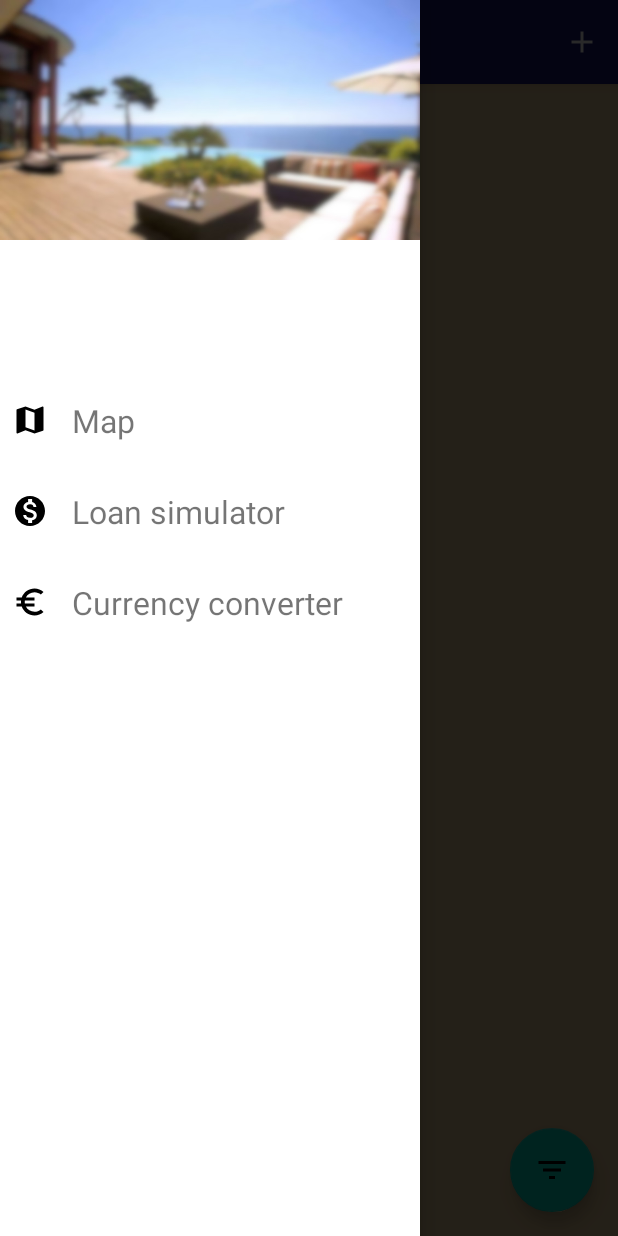
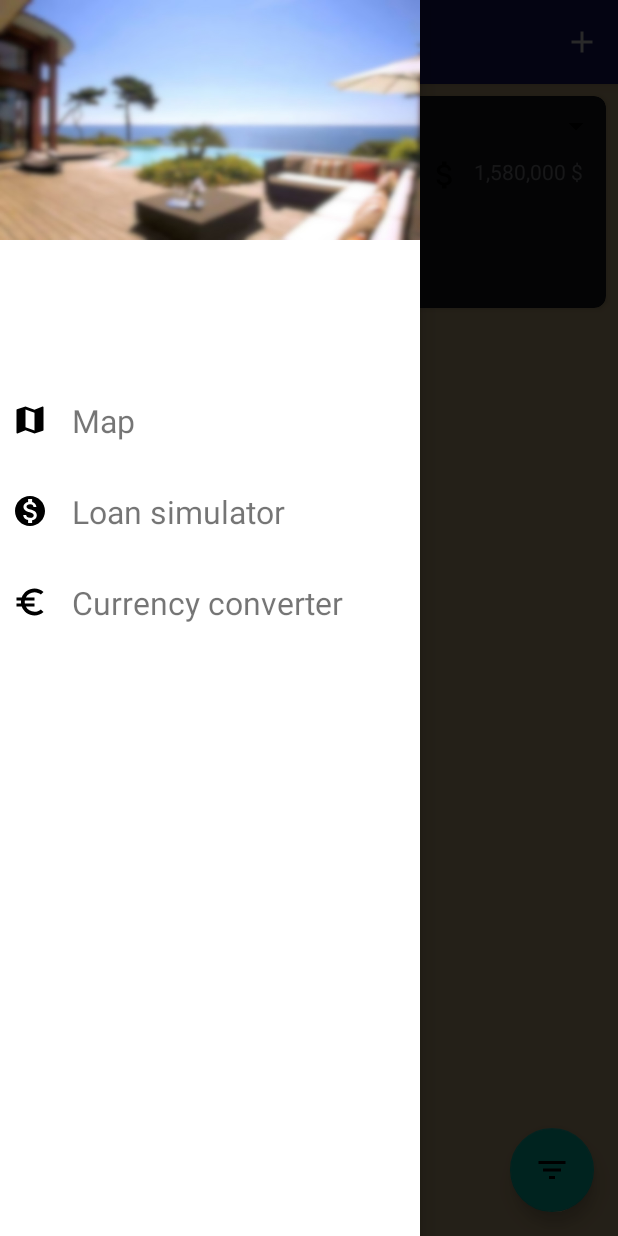
Before and after one commit to Neandril/RealEstateManager, an Android app: the screen it shows after launch (MainActivity), after a tap on "Open navigation drawer", on a phone screen of 412 x 824 dp. Run offline under Robolectric (Android 15) with nearby library versions, the phone set to English and light mode, and no system bars; our stand-ins replace Room's generated code; 1 statement that could not run was skipped; 2 other taps on this screen came first.

Commit message:
Update requests mvvm

```diff
--- a/app/src/main/java/com/neandril/realestatemanager/AppInit.kt
+++ b/app/src/main/java/com/neandril/realestatemanager/AppInit.kt
@@ -15,7 +15,7 @@ class AppInit: Application() {
 
     override fun onCreate() {
         super.onCreate()
-        Log.d(TAG, "onCreate: Entry Point of the application")
+        Log.d(TAG, "onCreate: dimen: ${resources.getBoolean(R.bool.isTablet)}")
         this.appContext = this.applicationContext
     }
 
--- a/app/src/main/java/com/neandril/realestatemanager/database/EstateDao.kt
+++ b/app/src/main/java/com/neandril/realestatemanager/database/EstateDao.kt
@@ -10,7 +10,7 @@ import com.neandril.realestatemanager.models.FilterModel
 interface EstateDao {
 
     @Query("SELECT * from real_estate_table ORDER BY id ASC")
-    fun getAllEstates(): LiveData<List<Estate>>
+    suspend fun getAllEstates(): List<Estate>
 
     @Query("SELECT * FROM real_estate_table WHERE id=:id")
     fun getSingleEstate(id: Int): LiveData<Estate>
@@ -25,7 +25,7 @@ interface EstateDao {
     suspend fun updateEstate(estate: Estate)
 
     @RawQuery(observedEntities = [Estate::class])
-    fun getFiltered(query: SupportSQLiteQuery) : LiveData<List<Estate>>
+    suspend fun getFiltered(query: SupportSQLiteQuery) : List<Estate>
 
     @Query("SELECT * FROM real_estate_table ORDER BY price DESC")
     fun getEstateByPrice(): LiveData<List<Estate>>
--- a/app/src/main/java/com/neandril/realestatemanager/database/RealEstateRoomDatabase.kt
+++ b/app/src/main/java/com/neandril/realestatemanager/database/RealEstateRoomDatabase.kt
@@ -6,59 +6,42 @@ import androidx.room.Room
 import androidx.room.RoomDatabase
 import androidx.room.TypeConverters
 import androidx.sqlite.db.SupportSQLiteDatabase
-import com.google.android.gms.maps.model.LatLng
 import com.neandril.realestatemanager.models.Estate
 import com.neandril.realestatemanager.utils.Converters
-import com.neandril.realestatemanager.utils.toSquare
-import com.neandril.realestatemanager.utils.toThousand
 import kotlinx.coroutines.CoroutineScope
 import kotlinx.coroutines.launch
-import android.icu.lang.UCharacter.GraphemeClusterBreak.V
-import android.icu.lang.UCharacter.GraphemeClusterBreak.V
-import com.neandril.realestatemanager.models.Thumbnail
-
 
 @Database(entities = [Estate::class], version = 1, exportSchema = false)
 @TypeConverters(Converters::class)
 abstract class RealEstateRoomDatabase : RoomDatabase() {
 
     abstract fun estateDao(): EstateDao
+}
 
-    companion object {
-        @Volatile
-        private var INSTANCE: RealEstateRoomDatabase? = null
+object DbFactory {
 
     fun getDatabase(
         context: Context,
         scope: CoroutineScope
     ) : RealEstateRoomDatabase {
 
-            val tempInstance = INSTANCE
-            if (tempInstance != null) {
-                return tempInstance
-            }
-
-            synchronized(this) {
-                val instance = Room.databaseBuilder(
+        return Room.databaseBuilder(
             context.applicationContext,
             RealEstateRoomDatabase::class.java,
             "estate_manager_database"
         )
-                    .addCallback(EstateDatabaseCallback(scope))
+            .addCallback(EstateDatabaseCallback(context, scope))
             .build()
-                INSTANCE = instance
-                return instance
-            }
-        }
     }
 
     private class EstateDatabaseCallback(
+        private val context: Context,
         private val scope: CoroutineScope
     ) : RoomDatabase.Callback() {
 
         override fun onOpen(db: SupportSQLiteDatabase) {
             super.onOpen(db)
-            INSTANCE?.let { database ->
+            getDatabase(context, scope).let { database ->
                 scope.launch {
                     populateDatabase(database.estateDao())
                 }
--- a/app/src/main/java/com/neandril/realestatemanager/viewmodels/EstateViewModel.kt
+++ b/app/src/main/java/com/neandril/realestatemanager/viewmodels/EstateViewModel.kt
@@ -3,23 +3,33 @@ package com.neandril.realestatemanager.viewmodels
 import android.app.Application
 import androidx.lifecycle.AndroidViewModel
 import androidx.lifecycle.LiveData
+import androidx.lifecycle.MutableLiveData
 import androidx.lifecycle.viewModelScope
+import com.neandril.realestatemanager.database.DbFactory
 import com.neandril.realestatemanager.database.RealEstateRoomDatabase
 import com.neandril.realestatemanager.database.Repository
 import com.neandril.realestatemanager.models.Estate
+import kotlinx.coroutines.Dispatchers
+import kotlinx.coroutines.GlobalScope
 import kotlinx.coroutines.launch
+import kotlinx.coroutines.withContext
 
-class EstateViewModel(application: Application) : AndroidViewModel(application) {
+class EstateViewModel(val context: Application) : AndroidViewModel(context) {
 
-    private val repository: Repository
+    private val repository: Repository by lazy { Repository(estateDao) }
+    private val estateDao by lazy { DbFactory.getDatabase(context, viewModelScope).estateDao() }
+    private val allEstates: MutableLiveData<List<Estate>> = MutableLiveData()
 
-    val allEstates: LiveData<List<Estate>>
+    // Init the viewmodel
+    fun init() {
+        // Get all estates using coroutine
+        viewModelScope.launch(Dispatchers.Main) {
+            // withContext : change thread
+            allEstates.postValue(withContext(Dispatchers.IO) { repository.getAllEstate() } )
+        }
+    }
 
-    init {
-        val estateDao = RealEstateRoomDatabase.getDatabase(application, viewModelScope).estateDao()
-        repository = Repository(estateDao)
-        allEstates = repository.allEstates
-    }
+    fun getEstates() : LiveData<List<Estate>> = allEstates
 
     fun estateByPrice(): LiveData<List<Estate>> = repository.getEstateByPrice
 
@@ -38,10 +48,9 @@ class EstateViewModel(application: Application) : AndroidViewModel(application)
     fun getFiltered(minPrice: Int, maxPrice: Int,
                     minSurface: Int, maxSurface: Int,
                     nbRooms: Int, type: String, points_of_interest: String, location: String,
-                    isSold: Boolean, displayOnlyPhotos: Boolean) : LiveData<List<Estate>> {
+                    isSold: Boolean, displayOnlyPhotos: Boolean) {
 
-        return repository.getFiltered(minPrice, maxPrice, minSurface, maxSurface, nbRooms, type, points_of_interest, location, isSold, displayOnlyPhotos)
-
+        viewModelScope.launch(Dispatchers.IO) { allEstates.postValue(repository.getFiltered(minPrice, maxPrice, minSurface, maxSurface, nbRooms, type, points_of_interest, location, isSold, displayOnlyPhotos)) }
     }
 
 }
--- a/app/src/main/java/com/neandril/realestatemanager/viewmodels/FilterInteractionViewModel.kt
+++ b/app/src/main/java/com/neandril/realestatemanager/viewmodels/FilterInteractionViewModel.kt
@@ -11,7 +11,7 @@ class FilterInteractionViewModel : ViewModel() {
 
     fun observeFilter(): LiveData<FilterModel> = filterModel
 
-    fun setFilter(filterModel: FilterModel) {
+    fun setFilter(filterModel: FilterModel?) {
         this.filterModel.postValue(filterModel)
     }
 
--- a/app/src/main/java/com/neandril/realestatemanager/views/activities/MapViewFragment.kt
+++ b/app/src/main/java/com/neandril/realestatemanager/views/activities/MapViewFragment.kt
@@ -83,7 +83,7 @@ class MapViewFragment : BaseFragment(), OnMapReadyCallback, GoogleMap.OnInfoWind
     // ***************************
     private fun getEstates() : MutableList<Estate> {
         estateViewModel = ViewModelProvider(this).get(EstateViewModel::class.java)
-        estateViewModel.allEstates.observe(this, Observer { estates ->
+        estateViewModel.getEstates().observe(this, Observer { estates ->
             estates.forEach {
                 Log.d("MapView", "LatLng: " + it.addressLatLng)
                 estateList.add(it)
@@ -106,6 +106,8 @@ class MapViewFragment : BaseFragment(), OnMapReadyCallback, GoogleMap.OnInfoWind
 
             }
         })
+
+        estateViewModel.init()
         return estateList
     }
 
--- a/app/src/main/java/com/neandril/realestatemanager/views/fragments/FragmentMain.kt
+++ b/app/src/main/java/com/neandril/realestatemanager/views/fragments/FragmentMain.kt
@@ -1,14 +1,12 @@
 package com.neandril.realestatemanager.views.fragments
 
 
-import android.util.Log
 import androidx.fragment.app.activityViewModels
 import androidx.lifecycle.Observer
 import androidx.lifecycle.ViewModelProvider
 import androidx.recyclerview.widget.LinearLayoutManager
 import androidx.recyclerview.widget.RecyclerView
 import com.neandril.realestatemanager.R
-import com.neandril.realestatemanager.models.Estate
 import com.neandril.realestatemanager.models.FilterModel
 import com.neandril.realestatemanager.viewmodels.EstateViewModel
 import com.neandril.realestatemanager.viewmodels.FilterInteractionViewModel
@@ -29,6 +27,8 @@ class FragmentMain : BaseFragment() {
     }
 
     override fun configureFragment() {
+        estateViewModel = ViewModelProvider(this).get(EstateViewModel::class.java)
+
         //this.configureRecyclerView()
     }
 
@@ -38,50 +38,32 @@ class FragmentMain : BaseFragment() {
         recyclerView?.adapter = adapter
         recyclerView?.layoutManager = LinearLayoutManager(activity?.applicationContext!!)
 
-        estateViewModel = ViewModelProvider(this).get(EstateViewModel::class.java)
-        estateViewModel.allEstates.observe(this, Observer { estates ->
+        estateViewModel.getEstates().observe(this, Observer { estates ->
             estates.let { adapter.setEstate(it) }
         })
+
+        estateViewModel.init()
     }
 
     override fun onResume() {
         super.onResume()
+        configureRecyclerView()
 
         filterInteraction.observeFilter().observe(this, Observer {
             if (it != null) {
                 buildRequest(it)
+            } else {
+                estateViewModel.init()
             }
         })
-
-/*        val filter = bundle?.getSerializable("FILTER") as FilterModel
-        Log.d("onResume", "Filter: " + filter.minSurface + " - " + filter.maxSurface)*/
-
-        configureRecyclerView()
     }
 
     private fun buildRequest(filter: FilterModel) {
         val type = filter.estateType?.joinToString(",","", "") ?: ""
         val pointsOfInterest = filter.estatePois?.joinToString(",","", "") ?: ""
 
-        estateViewModel = ViewModelProvider(this).get(EstateViewModel::class.java)
-
         estateViewModel.getFiltered(filter.minPrice, filter.maxPrice, filter.minSurface, filter.maxSurface,
             filter.nbRooms?: 0, type, pointsOfInterest, filter.location?: "",
-            filter.isSold, filter.displayOnlyPhotos
-        ).observe(viewLifecycleOwner, Observer {estates ->
-
-            val recyclerView = activity?.findViewById<RecyclerView>(R.id.recyclerview)
-            val adapter = MainRecyclerViewAdapter(activity?.applicationContext!!)
-            recyclerView?.adapter = adapter
-            recyclerView?.layoutManager = LinearLayoutManager(activity?.applicationContext!!)
-
-            estates.let {
-                adapter.setEstate(it)
-            }
-/*            adapter.setEstate(
-            estates.filter {
-                it.estatePhotos?.size?: 0 > 1
-            })*/
-        })
+            filter.isSold, filter.displayOnlyPhotos)
     }
 }
--- /dev/null
+++ b/app/src/main/res/layout-large/activity_main.xml
@@ -0,0 +1,107 @@
+<?xml version="1.0" encoding="utf-8"?>
+<androidx.drawerlayout.widget.DrawerLayout
+    xmlns:android="http://schemas.android.com/apk/res/android"
+    xmlns:app="http://schemas.android.com/apk/res-auto"
+    xmlns:tools="http://schemas.android.com/tools"
+    android:id="@+id/drawer_layout"
+    android:layout_width="match_parent"
+    android:layout_height="match_parent"
+    android:fitsSystemWindows="false"
+    tools:openDrawer="right"
+    tools:context=".views.activities.MainActivity">
+
+<!--    <include layout="@layout/appbar_main"
+        android:layout_width="match_parent"
+        android:layout_height="match_parent" />-->
+
+    <androidx.constraintlayout.widget.ConstraintLayout
+        android:id="@+id/activity_main_constraint_layout"
+        android:layout_width="match_parent"
+        android:layout_height="match_parent"
+        android:orientation="vertical">
+
+        <!-- FRAME LAYOUT MAIN CONTENT -->
+        <FrameLayout
+            android:layout_width="match_parent"
+            android:layout_height="match_parent">
+
+            <androidx.constraintlayout.widget.ConstraintLayout
+                android:id="@+id/container"
+                android:layout_width="match_parent"
+                android:layout_height="match_parent">
+
+                <LinearLayout
+                    android:layout_width="match_parent"
+                    android:layout_height="match_parent" >
+
+                    <include
+                        layout="@layout/appbar_main"
+                        android:id="@+id/layout_large_main"
+                        android:layout_width="300dp"
+                        android:layout_height="match_parent"
+                        android:layout_weight="0.3"/>
+
+                    <View
+                        android:layout_width="10dp"
+                        android:layout_height="match_parent"
+                        android:background="@color/light_grey"/>
+
+                    <include
+                        android:id="@+id/layout_large_details"
+                        layout="@layout/activity_estate_details"
+                        android:layout_width="500dp"
+                        android:layout_height="match_parent"
+                        android:layout_weight="0.7"/>
+
+                </LinearLayout>
+
+
+                <FrameLayout
+                    android:id="@+id/content_frame"
+                    android:layout_width="0dp"
+                    android:layout_height="0dp"
+                    app:layout_constraintStart_toStartOf="parent"
+                    app:layout_constraintEnd_toEndOf="parent"
+                    app:layout_constraintBottom_toTopOf="parent"
+                    app:layout_constraintTop_toBottomOf="parent">
+
+                </FrameLayout>
+
+            </androidx.constraintlayout.widget.ConstraintLayout>
+
+        </FrameLayout>
+
+    </androidx.constraintlayout.widget.ConstraintLayout>
+
+    <com.google.android.material.navigation.NavigationView
+        android:id="@+id/nav_view"
+        android:layout_width="wrap_content"
+        android:layout_height="match_parent"
+        android:layout_gravity="start" >
+        <!--app:menu="@menu/menu_drawer"-->
+        <!--app:headerLayout="@layout/nav_header_main"-->
+
+        <LinearLayout
+            android:layout_width="match_parent"
+            android:layout_height="match_parent"
+            android:orientation="vertical" >
+
+            <include layout="@layout/nav_header_main" />
+
+            <ListView
+                android:id="@+id/list_menu_items"
+                android:layout_width="wrap_content"
+                android:layout_height="0dp"
+                android:layout_marginStart="@dimen/std_margin"
+                android:layout_marginEnd="@dimen/std_margin"
+                android:layout_marginTop="@dimen/margin_listview"
+                android:layout_marginBottom="@dimen/margin_listview"
+                android:layout_gravity="center_vertical"
+                android:divider="@null"
+                android:layout_weight="1" />
+
+        </LinearLayout>
+
+    </com.google.android.material.navigation.NavigationView>
+
+</androidx.drawerlayout.widget.DrawerLayout>
--- /dev/null
+++ b/app/src/main/res/values-large/dimen.xml
@@ -0,0 +1,6 @@
+<?xml version="1.0" encoding="utf-8"?>
+<resources>
+
+    <bool name="isTablet">true</bool>
+
+</resources>
--- a/app/src/main/res/values/dimen.xml
+++ b/app/src/main/res/values/dimen.xml
@@ -12,4 +12,6 @@
     <dimen name="font_size_small">18sp</dimen>
     <dimen name="font_size_edittext_small">14sp</dimen>
 
+    <bool name="isTablet">false</bool>
+
 </resources>
--- a/app/src/main/res/values/strings.xml
+++ b/app/src/main/res/values/strings.xml
@@ -54,8 +54,6 @@
     <string name="filter_locality">Location (city, state or province)</string>
     <string name="filter_only_sold">Only display sold estates ?</string>
     <string name="filter_only_with_photos">Only display estates with photos ?</string>
-    <string name="filter_locality_format">%%%1$s%%</string>
-    <string name="null_or_empty">%%</string>
 
     <!-- DIALOGS STRINGS -->
     <string name="dialog_ok">OK</string>
```
Also changed, not shown: app/src/main/java/com/neandril/realestatemanager/database/Repository.kt (+14 -16 lines), app/src/main/java/com/neandril/realestatemanager/views/fragments/FilterFragment.kt (+7 -8 lines), app/src/main/res/layout-large/fragment_estate_details.xml (added, +221 -0 lines). Lines whose indentation alone changed are shown as unchanged.
